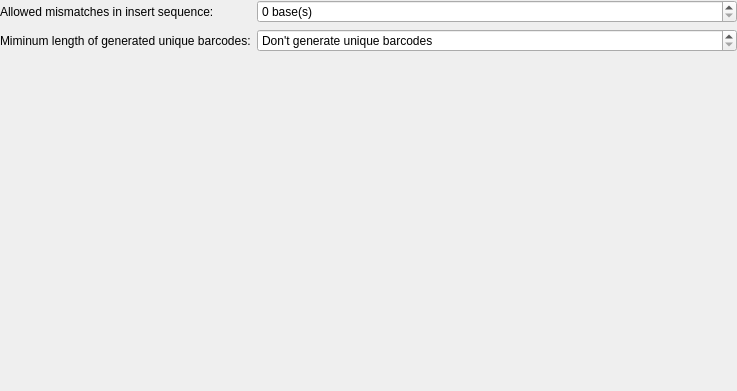
Above: combinatorialprofiler/ui/settingswidget.ui from ilia-kats/CombinatorialProfiler before the change. Below: the same form after it.
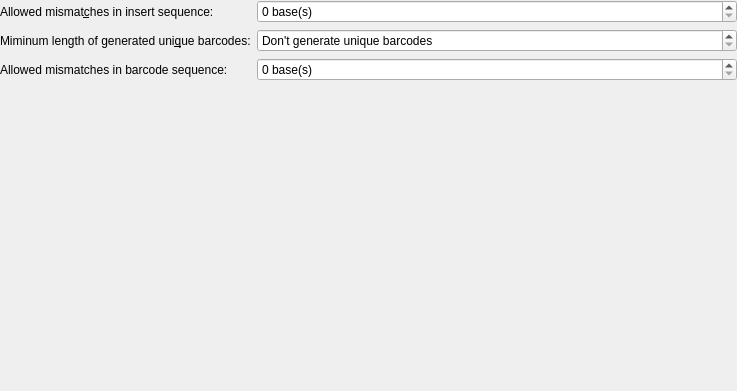
That is the form after the change.

Commit message: add GUI for barcode mismatches

Diff of the .ui file:
```diff
--- a/combinatorialprofiler/ui/settingswidget.ui
+++ b/combinatorialprofiler/ui/settingswidget.ui
@@ -29,7 +29,10 @@
    <item row="0" column="0">
     <widget class="QLabel" name="label">
      <property name="text">
-      <string>Allowed mismatches in insert sequence:</string>
+      <string>Allowed mismat&amp;ches in insert sequence:</string>
+     </property>
+     <property name="buddy">
+      <cstring>mismatches</cstring>
      </property>
     </widget>
    </item>
@@ -49,7 +52,10 @@
    <item row="1" column="0">
     <widget class="QLabel" name="label_2">
      <property name="text">
-      <string>Miminum length of generated unique barcodes:</string>
+      <string>Miminum length of generated uni&amp;que barcodes:</string>
+     </property>
+     <property name="buddy">
+      <cstring>barcodeLength</cstring>
      </property>
     </widget>
    </item>
@@ -69,6 +75,29 @@
      </property>
     </widget>
    </item>
+   <item row="2" column="0">
+    <widget class="QLabel" name="label_3">
+     <property name="text">
+      <string>Allowed mismatches in barcode sequence:</string>
+     </property>
+     <property name="buddy">
+      <cstring>barcodeMismatches</cstring>
+     </property>
+    </widget>
+   </item>
+   <item row="2" column="1">
+    <widget class="QSpinBox" name="barcodeMismatches">
+     <property name="sizePolicy">
+      <sizepolicy hsizetype="MinimumExpanding" vsizetype="Fixed">
+       <horstretch>0</horstretch>
+       <verstretch>0</verstretch>
+      </sizepolicy>
+     </property>
+     <property name="suffix">
+      <string> base(s)</string>
+     </property>
+    </widget>
+   </item>
   </layout>
  </widget>
  <resources/>
```
The commit also changes 1 other file.
